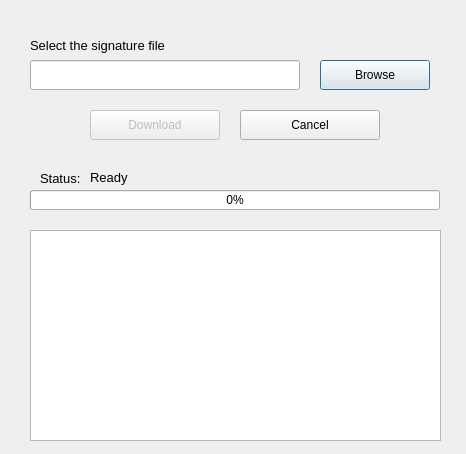
rickysarraf/apt-offline, file apt_offline_gui/AptOfflineQtFetch.ui: the form before one commit.
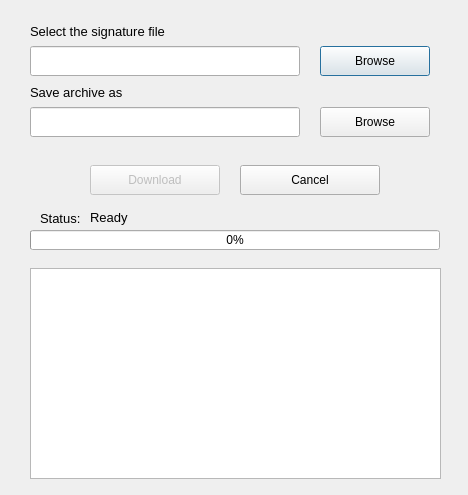
The form after the commit. Icons and pictures are not drawn.

Commit message: UI - fixed fetch dialog, added browse zip button

The edit to the form file:
```diff
--- a/apt_offline_gui/AptOfflineQtFetch.ui
+++ b/apt_offline_gui/AptOfflineQtFetch.ui
@@ -9,10 +9,28 @@
    <rect>
     <x>0</x>
     <y>0</y>
-    <width>466</width>
-    <height>454</height>
+    <width>468</width>
+    <height>495</height>
    </rect>
   </property>
+  <property name="sizePolicy">
+   <sizepolicy hsizetype="Fixed" vsizetype="Fixed">
+    <horstretch>0</horstretch>
+    <verstretch>0</verstretch>
+   </sizepolicy>
+  </property>
+  <property name="minimumSize">
+   <size>
+    <width>468</width>
+    <height>495</height>
+   </size>
+  </property>
+  <property name="maximumSize">
+   <size>
+    <width>468</width>
+    <height>495</height>
+   </size>
+  </property>
   <property name="windowTitle">
    <string>Fetch Packages or Upgrade</string>
   </property>
@@ -20,7 +38,7 @@
    <property name="geometry">
     <rect>
      <x>30</x>
-     <y>60</y>
+     <y>46</y>
      <width>270</width>
      <height>30</height>
     </rect>
@@ -30,7 +48,7 @@
    <property name="geometry">
     <rect>
      <x>320</x>
-     <y>60</y>
+     <y>46</y>
      <width>110</width>
      <height>30</height>
     </rect>
@@ -46,7 +64,7 @@
    <property name="geometry">
     <rect>
      <x>90</x>
-     <y>110</y>
+     <y>165</y>
      <width>130</width>
      <height>30</height>
     </rect>
@@ -75,7 +93,7 @@
    <property name="geometry">
     <rect>
      <x>240</x>
-     <y>110</y>
+     <y>165</y>
      <width>140</width>
      <height>30</height>
     </rect>
@@ -92,7 +110,7 @@
    <property name="geometry">
     <rect>
      <x>30</x>
-     <y>30</y>
+     <y>16</y>
      <width>200</width>
      <height>30</height>
     </rect>
@@ -110,7 +128,7 @@
    <property name="geometry">
     <rect>
      <x>30</x>
-     <y>190</y>
+     <y>230</y>
      <width>410</width>
      <height>20</height>
     </rect>
@@ -123,7 +141,7 @@
    <property name="geometry">
     <rect>
      <x>40</x>
-     <y>170</y>
+     <y>210</y>
      <width>70</width>
      <height>16</height>
     </rect>
@@ -141,7 +159,7 @@
    <property name="geometry">
     <rect>
      <x>90</x>
-     <y>170</y>
+     <y>210</y>
      <width>53</width>
      <height>15</height>
     </rect>
@@ -159,12 +177,53 @@
    <property name="geometry">
     <rect>
      <x>30</x>
-     <y>230</y>
+     <y>268</y>
      <width>411</width>
      <height>211</height>
     </rect>
    </property>
   </widget>
+  <widget class="QPushButton" name="browseZipFileButton">
+   <property name="geometry">
+    <rect>
+     <x>320</x>
+     <y>107</y>
+     <width>110</width>
+     <height>30</height>
+    </rect>
+   </property>
+   <property name="text">
+    <string>Browse</string>
+   </property>
+  </widget>
+  <widget class="QLabel" name="label_3">
+   <property name="geometry">
+    <rect>
+     <x>30</x>
+     <y>77</y>
+     <width>200</width>
+     <height>30</height>
+    </rect>
+   </property>
+   <property name="font">
+    <font>
+     <pointsize>10</pointsize>
+    </font>
+   </property>
+   <property name="text">
+    <string>Save archive as</string>
+   </property>
+  </widget>
+  <widget class="QLineEdit" name="zipFilePath">
+   <property name="geometry">
+    <rect>
+     <x>30</x>
+     <y>107</y>
+     <width>270</width>
+     <height>30</height>
+    </rect>
+   </property>
+  </widget>
  </widget>
  <resources>
   <include location="resources.qrc"/>
```
The commit also changes 3 other files.
